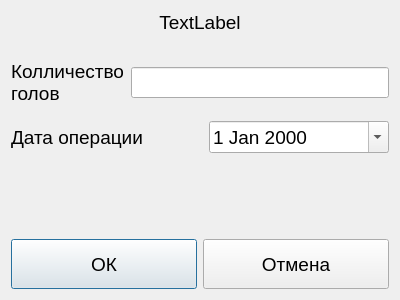
The window that QtClient/QtClimaClient/Frames/Dialogs/LivestockOperationDialog.ui (ciberslavik/climacore) describes before a commit, drawn with Qt 5.
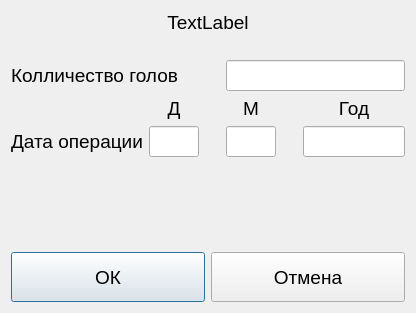
The same window after the commit. Icons and pictures are not drawn. Custom widgets are drawn as their Qt base class.

The edit to the form file:
```diff
--- a/QtClient/QtClimaClient/Frames/Dialogs/LivestockOperationDialog.ui
+++ b/QtClient/QtClimaClient/Frames/Dialogs/LivestockOperationDialog.ui
@@ -6,8 +6,8 @@
    <rect>
     <x>0</x>
     <y>0</y>
-    <width>400</width>
-    <height>300</height>
+    <width>416</width>
+    <height>313</height>
    </rect>
   </property>
   <property name="font">
@@ -19,73 +19,40 @@
    <string>Dialog</string>
   </property>
   <layout class="QGridLayout" name="gridLayout">
-   <item row="2" column="0">
-    <widget class="QLabel" name="label">
-     <property name="text">
-      <string>Колличество
-голов</string>
-     </property>
-    </widget>
-   </item>
-   <item row="4" column="0" colspan="2">
-    <widget class="QLabel" name="label_2">
-     <property name="text">
-      <string>Дата операции</string>
-     </property>
-    </widget>
-   </item>
-   <item row="0" column="0" colspan="3">
-    <widget class="QLabel" name="lblTitle">
-     <property name="text">
-      <string>TextLabel</string>
-     </property>
-     <property name="alignment">
-      <set>Qt::AlignCenter</set>
-     </property>
-    </widget>
-   </item>
-   <item row="2" column="1" colspan="2">
-    <widget class="QClickableLineEdit" name="txtHeads"/>
-   </item>
-   <item row="1" column="0">
-    <spacer name="verticalSpacer_2">
+   <item row="5" column="0">
+    <spacer name="verticalSpacer">
      <property name="orientation">
       <enum>Qt::Vertical</enum>
      </property>
-     <property name="sizeType">
-      <enum>QSizePolicy::Fixed</enum>
-     </property>
      <property name="sizeHint" stdset="0">
       <size>
        <width>20</width>
-       <height>20</height>
+       <height>40</height>
       </size>
      </property>
     </spacer>
    </item>
-   <item row="4" column="2">
-    <widget class="QDateEdit" name="dateEdit">
-     <property name="minimumSize">
-      <size>
-       <width>180</width>
-       <height>0</height>
-      </size>
+   <item row="3" column="4">
+    <widget class="QLabel" name="label_4">
+     <property name="text">
+      <string>М</string>
      </property>
-     <property name="frame">
-      <bool>true</bool>
+     <property name="alignment">
+      <set>Qt::AlignCenter</set>
      </property>
-     <property name="buttonSymbols">
-      <enum>QAbstractSpinBox::NoButtons</enum>
+    </widget>
+   </item>
+   <item row="3" column="6">
+    <widget class="QLabel" name="label_5">
+     <property name="text">
+      <string>Год</string>
      </property>
-     <property name="keyboardTracking">
-      <bool>false</bool>
+     <property name="alignment">
+      <set>Qt::AlignCenter</set>
      </property>
-     <property name="calendarPopup">
-      <bool>true</bool>
-     </property>
     </widget>
    </item>
-   <item row="6" column="0" colspan="3">
+   <item row="6" column="0" colspan="7">
     <layout class="QHBoxLayout" name="horizontalLayout">
      <item>
       <widget class="QPushButton" name="btnAccept">
@@ -147,15 +114,50 @@
      </item>
     </layout>
    </item>
-   <item row="5" column="0">
-    <spacer name="verticalSpacer">
+   <item row="1" column="0">
+    <spacer name="verticalSpacer_2">
      <property name="orientation">
       <enum>Qt::Vertical</enum>
      </property>
+     <property name="sizeType">
+      <enum>QSizePolicy::Fixed</enum>
+     </property>
      <property name="sizeHint" stdset="0">
       <size>
        <width>20</width>
-       <height>40</height>
+       <height>20</height>
+      </size>
+     </property>
+    </spacer>
+   </item>
+   <item row="4" column="4">
+    <widget class="QClickableLineEdit" name="txtMonth">
+     <property name="minimumSize">
+      <size>
+       <width>50</width>
+       <height>0</height>
+      </size>
+     </property>
+     <property name="maximumSize">
+      <size>
+       <width>50</width>
+       <height>16777215</height>
+      </size>
+     </property>
+    </widget>
+   </item>
+   <item row="4" column="3">
+    <spacer name="horizontalSpacer">
+     <property name="orientation">
+      <enum>Qt::Horizontal</enum>
+     </property>
+     <property name="sizeType">
+      <enum>QSizePolicy::Fixed</enum>
+     </property>
+     <property name="sizeHint" stdset="0">
+      <size>
+       <width>15</width>
+       <height>20</height>
       </size>
      </property>
     </spacer>
@@ -176,6 +178,78 @@
      </property>
     </spacer>
    </item>
+   <item row="4" column="2">
+    <widget class="QClickableLineEdit" name="txtDay">
+     <property name="minimumSize">
+      <size>
+       <width>50</width>
+       <height>0</height>
+      </size>
+     </property>
+     <property name="maximumSize">
+      <size>
+       <width>50</width>
+       <height>16777215</height>
+      </size>
+     </property>
+    </widget>
+   </item>
+   <item row="4" column="6">
+    <widget class="QClickableLineEdit" name="txtYear"/>
+   </item>
+   <item row="4" column="0" colspan="2">
+    <widget class="QLabel" name="label_2">
+     <property name="text">
+      <string>Дата операции</string>
+     </property>
+    </widget>
+   </item>
+   <item row="3" column="2">
+    <widget class="QLabel" name="label_3">
+     <property name="text">
+      <string>Д</string>
+     </property>
+     <property name="alignment">
+      <set>Qt::AlignCenter</set>
+     </property>
+    </widget>
+   </item>
+   <item row="4" column="5">
+    <spacer name="horizontalSpacer_2">
+     <property name="orientation">
+      <enum>Qt::Horizontal</enum>
+     </property>
+     <property name="sizeType">
+      <enum>QSizePolicy::Fixed</enum>
+     </property>
+     <property name="sizeHint" stdset="0">
+      <size>
+       <width>15</width>
+       <height>20</height>
+      </size>
+     </property>
+    </spacer>
+   </item>
+   <item row="2" column="4" colspan="3">
+    <widget class="QClickableLineEdit" name="txtHeads"/>
+   </item>
+   <item row="2" column="0" colspan="3">
+    <widget class="QLabel" name="label">
+     <property name="text">
+      <string>Колличество голов</string>
+     </property>
+    </widget>
+   </item>
+   <item row="0" column="0" colspan="7">
+    <widget class="QLabel" name="lblTitle">
+     <property name="text">
+      <string>TextLabel</string>
+     </property>
+     <property name="alignment">
+      <set>Qt::AlignCenter</set>
+     </property>
+    </widget>
+   </item>
   </layout>
  </widget>
  <customwidgets>
```
